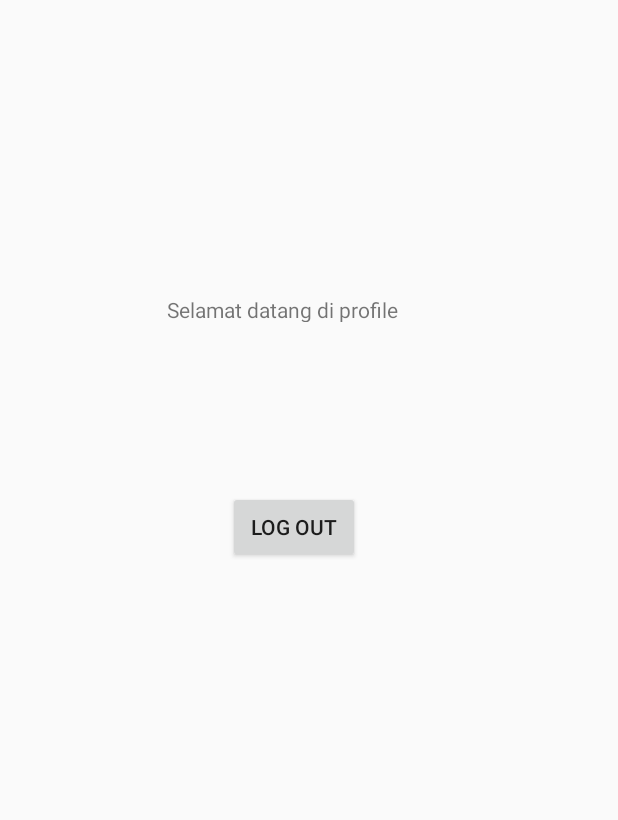
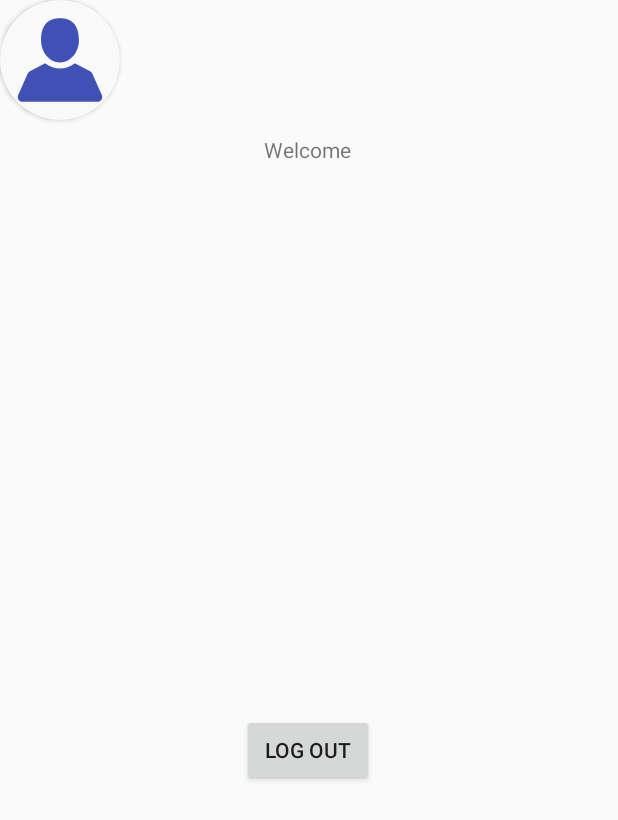
Before and after one commit to io-io-io/holoengsub, an Android app: the Profile screen opened directly, with no data from a screen before it, on a phone screen of 412 x 824 dp. Shown: the top 820 px of the screen. Run offline under Robolectric (Android 15) with nearby library versions, the phone set to English and light mode, and no system bars; our stand-ins replace Firebase (no records; nobody signed in at launch, a user with empty details on screens opened directly); 2 statements that could not run were skipped.

```diff
--- a/app/src/main/AndroidManifest.xml
+++ b/app/src/main/AndroidManifest.xml
@@ -2,6 +2,7 @@
 <manifest xmlns:android="http://schemas.android.com/apk/res/android"
     package="umn.ac.id.holoengsub">
     <uses-permission android:name="android.permission.INTERNET"/>
+    <uses-permission android:name="android.permission.CAMERA"/>
     <uses-permission android:name="android.permission.READ_EXTERNAL_STORAGE"/>
     <uses-permission android:name="android.permission.WRITE_EXTERNAL_STORAGE"/>
 
--- a/app/src/main/java/umn/ac/id/holoengsub/Profile.java
+++ b/app/src/main/java/umn/ac/id/holoengsub/Profile.java
@@ -1,29 +1,116 @@
 package umn.ac.id.holoengsub;
 
+import androidx.annotation.NonNull;
 import androidx.appcompat.app.AppCompatActivity;
 
+import android.annotation.SuppressLint;
 import android.content.Intent;
+import android.net.Uri;
 import android.os.Bundle;
+import android.os.CountDownTimer;
 import android.util.Log;
 import android.view.View;
 import android.widget.Button;
+import android.widget.EditText;
+import android.widget.ImageView;
+import android.widget.TextView;
+import android.widget.Toast;
 
+import com.google.android.gms.tasks.OnCompleteListener;
+import com.google.android.gms.tasks.Task;
 import com.google.firebase.auth.FirebaseAuth;
+import com.google.firebase.auth.FirebaseUser;
 
-public class Profile extends AppCompatActivity {
-    Button logout;
+public class Profile extends AppCompatActivity implements View.OnClickListener {
 
+    Button signout,change_password,update_password;
+    TextView welcome;
+    ImageView user_profile;
+    FirebaseAuth mAuth;
+    FirebaseUser user;
+    private CountDownTimer timer;
+    private boolean session_out = false;
 
+    @SuppressLint("SetTextI18n")
     @Override
     protected void onCreate(Bundle savedInstanceState) {
         super.onCreate(savedInstanceState);
         setContentView(R.layout.activity_profile);
+        welcome = findViewById(R.id.welcome);
+        signout = findViewById(R.id.signout);
+        user_profile = findViewById(R.id.user_profile);
+
+        signout.setOnClickListener(this);
+        change_password.setOnClickListener(this);
+        update_password.setOnClickListener(this);
+
+        mAuth = FirebaseAuth.getInstance();
+        user = mAuth.getCurrentUser();
+        if(user!=null){
+            String name = user.getDisplayName();
+            String email_id = user.getEmail();
+            Uri image_uri = user.getPhotoUrl();
+            welcome.setText("Welcome "+name+"\n"+email_id);
+            user_profile.setImageURI(image_uri);
+        }
+
+
+        /*-auto logout on user's inactivity-*/
+        timer = new CountDownTimer(300000,1000) { //set session timeout interval here
+            @Override
+            public void onTick(long millisUntilFinished) {
+            }
+            @Override
+            public void onFinish() {
+                session_out = true;
+            }
+        };
+
     }
 
-    public void logout(View view) {
-        FirebaseAuth.getInstance().signOut();
-        startActivity(new Intent(getApplicationContext(), Login.class));
-        finish();
+
+    @Override
+    public void onClick(View v) {
+        if(v.getId() == R.id.signout){
+            mAuth.signOut();
+            Toast.makeText(Profile.this,"Logged out!",Toast.LENGTH_LONG).show();
+            startActivity(new Intent(Profile.this,MainActivity.class));
+        }
     }
 
+
+    @Override
+    protected void onPause() {
+        super.onPause();
+        //Start timer on inactivity
+        Log.i("Main","Timer started!");
+        timer.start();
+
+    }
+
+    @Override
+    protected void onResume() {
+        super.onResume();
+        //if user do some activity then cancel timer
+        if(timer!=null){
+            Log.i("Main","Timer stopped!");
+            timer.cancel();
+        }
+        //if user comes back after session time out then redirect to login page
+        if(session_out){
+            mAuth.signOut();
+            Toast.makeText(Profile.this,"Session Timed Out!!.",Toast.LENGTH_LONG).show();
+            startActivity(new Intent(Profile.this,MainActivity.class));
+        }
+    }
+
+    @Override
+    protected void onStop() {
+        super.onStop();
+        //on closing application signout user
+        mAuth.signOut();
+    }
+
+
+
 }
--- /dev/null
+++ b/app/src/main/res/drawable-v24/add_pic.xml
@@ -0,0 +1,6 @@
+<vector android:height="80dp" android:viewportHeight="490.667"
+    android:viewportWidth="490.667" android:width="80dp" xmlns:android="http://schemas.android.com/apk/res/android">
+    <path android:fillColor="#3f51b5" android:pathData="M387.899,162.796l-47.572,0l-27.463,-30.014L207.816,132.782l0,45.021l-45.021,0l0,45.021L117.775,222.823l0,150.069c0,16.508 13.506,30.014 30.014,30.014L387.899,402.906c16.508,0 30.014,-13.506 30.014,-30.014l0,-180.083C417.913,176.302 404.407,162.796 387.899,162.796zM267.844,357.885c-41.419,0 -75.035,-33.616 -75.035,-75.035S226.425,207.816 267.844,207.816S342.878,241.432 342.878,282.851S309.263,357.885 267.844,357.885z"/>
+    <path android:fillColor="#3f51b5" android:pathData="M117.775,207.816l30.014,0l0,-45.021l45.021,0l0,-30.014l-45.021,0l0,-45.021l-30.014,0l0,45.021l-45.021,0l0,30.014l45.021,0z"/>
+    <path android:fillColor="#3f51b5" android:pathData="M267.844,234.829c-26.562,0 -48.022,21.46 -48.022,48.022l0,0c0,26.562 21.46,48.022 48.022,48.022c26.562,0 48.022,-21.46 48.022,-48.022S294.406,234.829 267.844,234.829z"/>
+</vector>
--- /dev/null
+++ b/app/src/main/res/drawable/user_profile.xml
@@ -0,0 +1,5 @@
+<vector android:height="80dp" android:viewportHeight="409.164"
+    android:viewportWidth="409.165" android:width="80dp" xmlns:android="http://schemas.android.com/apk/res/android">
+    <path android:fillColor="#3f51b5" android:pathData="M204.583,213.086c35.639,0 64.534,-33.818 64.534,-75.535c0,-57.849 -28.893,-75.534 -64.534,-75.534c-35.642,0 -64.534,17.685 -64.534,75.534C140.049,179.268 168.941,213.086 204.583,213.086z"/>
+    <path android:fillColor="#3f51b5" android:pathData="M347.088,324.263L314.53,250.92c-1.489,-3.356 -4.105,-6.14 -7.362,-7.835l-50.529,-26.303c-1.114,-0.579 -2.463,-0.466 -3.465,0.292c-14.291,10.809 -31.095,16.523 -48.591,16.523c-17.5,0 -34.302,-5.713 -48.593,-16.523c-1.005,-0.758 -2.354,-0.871 -3.468,-0.292L101.997,243.085c-3.258,1.695 -5.871,4.477 -7.362,7.835L62.077,324.263c-2.245,5.056 -1.785,10.842 1.231,15.479c3.014,4.637 8.116,7.404 13.647,7.404l255.254,0c5.531,0 10.634,-2.769 13.648,-7.405C348.871,335.105 349.333,329.317 347.088,324.263z"/>
+</vector>
--- a/app/src/main/res/layout/activity_profile.xml
+++ b/app/src/main/res/layout/activity_profile.xml
@@ -8,29 +8,52 @@
 
 
     <TextView
-        android:id="@+id/textView5"
-        android:layout_width="227dp"
-        android:layout_height="18dp"
-        android:text="Selamat datang di profile"
-        app:layout_constraintBottom_toBottomOf="parent"
+        android:id="@+id/welcome"
+        android:layout_width="0dp"
+        android:layout_height="wrap_content"
+        android:layout_marginStart="15dp"
+        android:layout_marginTop="10dp"
+        android:layout_marginEnd="15dp"
+        android:text="Welcome"
+        android:textAlignment="center"
         app:layout_constraintEnd_toEndOf="parent"
-        app:layout_constraintHorizontal_bias="0.603"
+        app:layout_constraintHorizontal_bias="1.0"
         app:layout_constraintStart_toStartOf="parent"
-        app:layout_constraintTop_toTopOf="parent"
-        app:layout_constraintVertical_bias="0.244" />
+        app:layout_constraintTop_toBottomOf="@+id/circleview" />
 
     <Button
-        android:id="@+id/buttonlogout"
+        android:id="@+id/signout"
         android:layout_width="wrap_content"
         android:layout_height="wrap_content"
         android:layout_marginTop="88dp"
-        android:onClick="logout"
+        android:layout_marginBottom="300dp"
         android:text="Log out"
         app:layout_constraintBottom_toBottomOf="parent"
         app:layout_constraintEnd_toEndOf="parent"
-        app:layout_constraintHorizontal_bias="0.47"
+        app:layout_constraintHorizontal_bias="0.498"
         app:layout_constraintStart_toStartOf="parent"
-        app:layout_constraintTop_toBottomOf="@+id/textView5"
-        app:layout_constraintVertical_bias="0.052" />
+        app:layout_constraintTop_toBottomOf="@+id/welcome"
+        app:layout_constraintVertical_bias="1.0" />
+
+    <androidx.cardview.widget.CardView
+        android:id="@+id/circleview"
+        android:layout_width="80dp"
+        android:layout_height="80dp"
+        android:layout_gravity="center"
+        app:cardBackgroundColor="#FFF9F9F9"
+        app:cardCornerRadius="40dp"
+        tools:layout_editor_absoluteX="160dp"
+        tools:layout_editor_absoluteY="79dp"
+        tools:ignore="MissingConstraints">
+
+        <ImageView
+            android:id="@+id/user_profile"
+            android:layout_width="80dp"
+            android:layout_height="80dp"
+            android:layout_gravity="center"
+            android:scaleType="centerCrop"
+            android:src="@drawable/user_profile" />
+    </androidx.cardview.widget.CardView>
+
 
 </androidx.constraintlayout.widget.ConstraintLayout>
```
Also changed, not shown: app/build.gradle (+6 -2 lines), app/src/main/java/umn/ac/id/holoengsub/Login.java (+86 -4 lines), app/src/main/java/umn/ac/id/holoengsub/Register.java (+186 -79 lines), app/src/main/res/layout/activity_register.xml (+98 -91 lines), 1 other file.
